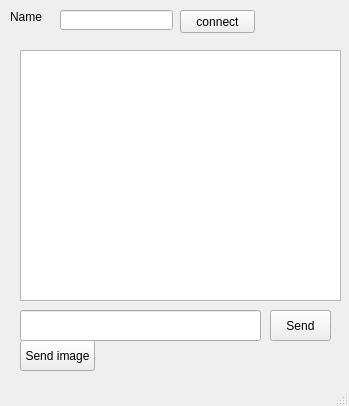
This is clientWin.ui in avni25/chatApp as Qt 5 draws it before an edit. The edited form follows.
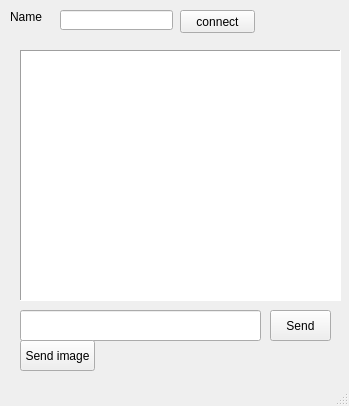
This is the edited form.

The edit to the form file:
```diff
--- a/clientWin.ui
+++ b/clientWin.ui
@@ -59,9 +59,22 @@
       <height>251</height>
      </rect>
     </property>
+    <property name="frameShape">
+     <enum>QFrame::Panel</enum>
+    </property>
+    <property name="lineWrapColumnOrWidth">
+     <number>-1</number>
+    </property>
     <property name="readOnly">
      <bool>true</bool>
     </property>
+    <property name="html">
+     <string>&lt;!DOCTYPE HTML PUBLIC &quot;-//W3C//DTD HTML 4.0//EN&quot; &quot;http://www.w3.org/TR/REC-html40/strict.dtd&quot;&gt;
+&lt;html&gt;&lt;head&gt;&lt;meta name=&quot;qrichtext&quot; content=&quot;1&quot; /&gt;&lt;style type=&quot;text/css&quot;&gt;
+p, li { white-space: pre-wrap; }
+&lt;/style&gt;&lt;/head&gt;&lt;body style=&quot; font-family:'MS Shell Dlg 2'; font-size:8.25pt; font-weight:400; font-style:normal;&quot;&gt;
+&lt;p style=&quot;-qt-paragraph-type:empty; margin-top:0px; margin-bottom:0px; margin-left:0px; margin-right:0px; -qt-block-indent:0; text-indent:0px;&quot;&gt;&lt;br /&gt;&lt;/p&gt;&lt;/body&gt;&lt;/html&gt;</string>
+    </property>
    </widget>
    <widget class="QLineEdit" name="lineEdit_2">
     <property name="geometry">
```
Left out of the diff: 4 changed lines with no effect on the pictures.
